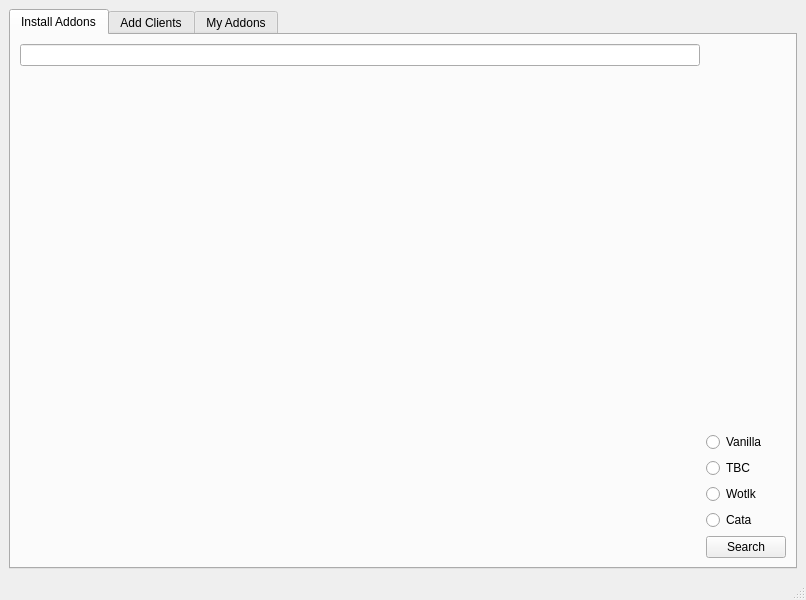
The window that src/ui/main.ui (buhfur/Flightmaster) describes before a commit, drawn with Qt 5.
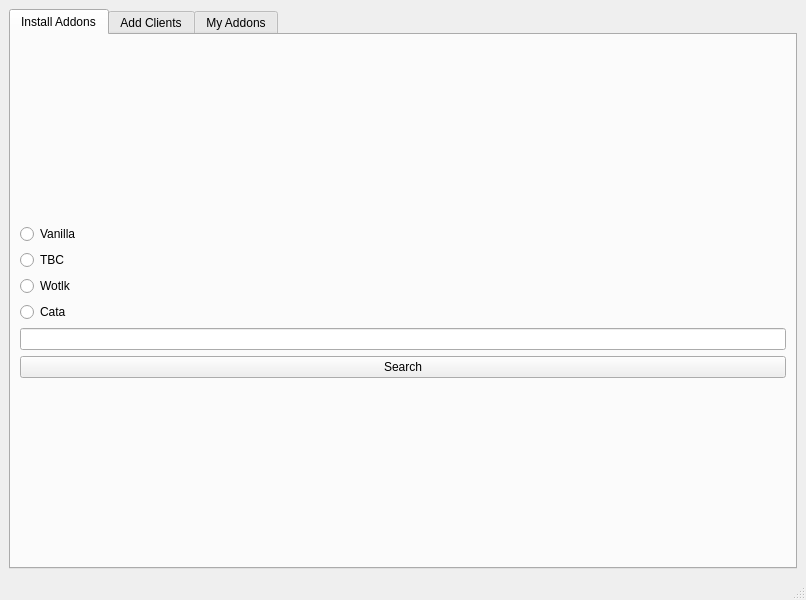
The same window after the commit. The open tabs and pages were chosen to show the change.

Commit message: fixed the scrollbar covering the xpac selection options

```diff
--- a/src/ui/main.ui
+++ b/src/ui/main.ui
@@ -27,16 +27,12 @@
        <attribute name="title">
         <string>Install Addons</string>
        </attribute>
-       <layout class="QGridLayout" name="addonsTabLayout">
-        <item row="3" column="1">
-         <widget class="QPushButton" name="searchButton">
-          <property name="text">
-           <string>Search</string>
-          </property>
-         </widget>
+       <layout class="QVBoxLayout" name="verticalLayout_2">
+        <item>
+         <layout class="QVBoxLayout" name="searchAddonsLayout"/>
         </item>
-        <item row="2" column="1">
-         <layout class="QVBoxLayout" name="verticalLayout_3">
+        <item>
+         <layout class="QVBoxLayout" name="xpacLayout">
           <item>
            <widget class="QRadioButton" name="searchVanillaButton">
             <property name="text">
@@ -65,14 +61,18 @@
             </property>
            </widget>
           </item>
+          <item>
+           <widget class="QLineEdit" name="searchBar"/>
+          </item>
+          <item>
+           <widget class="QPushButton" name="searchButton">
+            <property name="text">
+             <string>Search</string>
+            </property>
+           </widget>
+          </item>
          </layout>
         </item>
-        <item row="0" column="0">
-         <widget class="QLineEdit" name="searchBar"/>
-        </item>
-        <item row="1" column="0" rowspan="2">
-         <layout class="QVBoxLayout" name="searchAddonsLayout"/>
-        </item>
        </layout>
       </widget>
       <widget class="QWidget" name="myAddonsTab">
```
Left out of the diff: 2 changed lines with no effect on the pictures. The commit also changes 3 other files.
